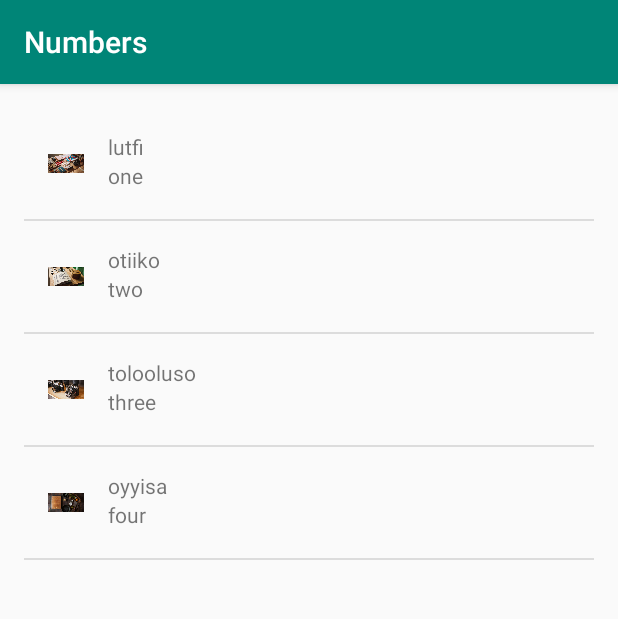
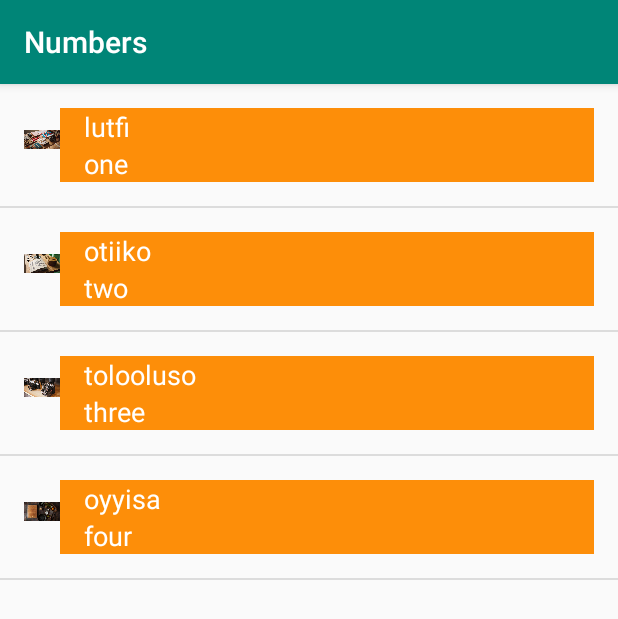
Before and after one commit to yunuswidodo/udacityBasic, an Android app: the NumbersActivity screen opened directly, with no data from a screen before it, on a phone screen of 412 x 824 dp. Shown: the top 619 px of the screen. Run offline under Robolectric (Android 15) with nearby library versions, the phone set to English and light mode, and no system bars.

Commit message:
music app

```diff
--- a/AndroidBasic/miwokApp/app/src/main/java/e/yunus/miwokapp/NumbersActivity.java
+++ b/AndroidBasic/miwokApp/app/src/main/java/e/yunus/miwokapp/NumbersActivity.java
@@ -83,7 +83,7 @@ public class NumbersActivity extends AppCompatActivity {
         words.add(new Word("three", "tolooluso", R.drawable.img3));
         words.add(new Word("four", "oyyisa", R.drawable.img4));
 
-        WordAdapter adapter = new WordAdapter(this, words);
+        WordAdapter adapter = new WordAdapter(this, words, R.color.category_number);
         ListView listView = (ListView)findViewById(R.id.list);
         listView.setAdapter(adapter);
 
--- a/AndroidBasic/miwokApp/app/src/main/java/e/yunus/miwokapp/PhrasesActivity.java
+++ b/AndroidBasic/miwokApp/app/src/main/java/e/yunus/miwokapp/PhrasesActivity.java
@@ -19,7 +19,7 @@ public class PhrasesActivity extends AppCompatActivity {
         wordss.add(new Word("coba2", "coba2"));
         wordss.add(new Word("coba3", "coba3"));
 
-        WordAdapter adapter = new WordAdapter(this, wordss);
+        WordAdapter adapter = new WordAdapter(this, wordss, R.color.category_phrases);
         ListView listView = (ListView)findViewById(R.id.list);
         listView.setAdapter(adapter);
 
--- a/AndroidBasic/miwokApp/app/src/main/java/e/yunus/miwokapp/WordAdapter.java
+++ b/AndroidBasic/miwokApp/app/src/main/java/e/yunus/miwokapp/WordAdapter.java
@@ -1,6 +1,7 @@
 package e.yunus.miwokapp;
 
 import android.app.Activity;
+import android.content.Context;
 import android.view.LayoutInflater;
 import android.view.View;
 import android.view.ViewGroup;
@@ -12,15 +13,22 @@ import java.util.ArrayList;
 
 import androidx.annotation.NonNull;
 import androidx.annotation.Nullable;
+import androidx.core.content.ContextCompat;
 
 public class WordAdapter extends ArrayAdapter<Word> {
 
-    public WordAdapter(Activity context, ArrayList<Word> words) {
+    /** Resource ID for the background color fo this list of word*/
+
+    private int mColorResourceId;
+
+    public WordAdapter(Activity context, ArrayList<Word> words, int colorResourceId) {
         // Here, we initialize the ArrayAdapter's internal storage for the context and the list.
         // the second argument is used when the ArrayAdapter is populating a single TextView.
         // Because this is a custom adapter for two TextViews and an ImageView, the adapter is not
         // going to use this second argument, so it can be any value. Here, we used 0.
         super(context, 0, words);
+        mColorResourceId = colorResourceId;
+
     }
 
     @Override
@@ -57,6 +65,11 @@ public class WordAdapter extends ArrayAdapter<Word> {
         }else {
             iconView.setVisibility(View.GONE);
         }
+        View textContainer = listItemView.findViewById(R.id.text_container);
+        //find the color that the resource ID maps to
+        int color = ContextCompat.getColor(getContext(), mColorResourceId);
+        //set the backgroud color of the text container view
+        textContainer.setBackgroundColor(color);
          //Return the whole list item layout (containing 2 TextViews and an ImageView)
          //so that it can be shown in the ListView
         return listItemView;
--- a/AndroidBasic/miwokApp/app/src/main/res/layout/activity_numbers.xml
+++ b/AndroidBasic/miwokApp/app/src/main/res/layout/activity_numbers.xml
@@ -4,11 +4,6 @@
     xmlns:tools="http://schemas.android.com/tools"
     android:layout_width="match_parent"
     android:layout_height="match_parent"
-    android:numColumns="2"
-    android:paddingLeft="@dimen/activity_horizontal_margin"
-    android:paddingRight="@dimen/activity_horizontal_margin"
-    android:paddingTop="@dimen/activity_vertical_margin"
-    android:paddingBottom="@dimen/activity_vertical_margin"
     android:orientation="vertical"
     android:id="@+id/list"
     tools:context=".NumbersActivity">
--- a/AndroidBasic/miwokApp/app/src/main/res/layout/list_item.xml
+++ b/AndroidBasic/miwokApp/app/src/main/res/layout/list_item.xml
@@ -25,13 +25,21 @@
         <TextView
             android:id="@+id/miwok_text_view"
             android:layout_width="match_parent"
-            android:layout_height="wrap_content"
+            android:layout_height="0dp"
+            android:layout_weight="1"
+            android:gravity="bottom"
+            android:textAppearance="?android:textAppearanceMedium"
+            android:textColor="@android:color/white"
             tools:text="lutfi" />
 
         <TextView
             android:id="@+id/defauld_text_view"
             android:layout_width="match_parent"
-            android:layout_height="wrap_content"
+            android:layout_height="0dp"
+            android:layout_weight="1"
+            android:gravity="top"
+            android:textAppearance="?android:textAppearanceMedium"
+            android:textColor="@android:color/white"
             tools:text="one" />
 
     </LinearLayout>
```
